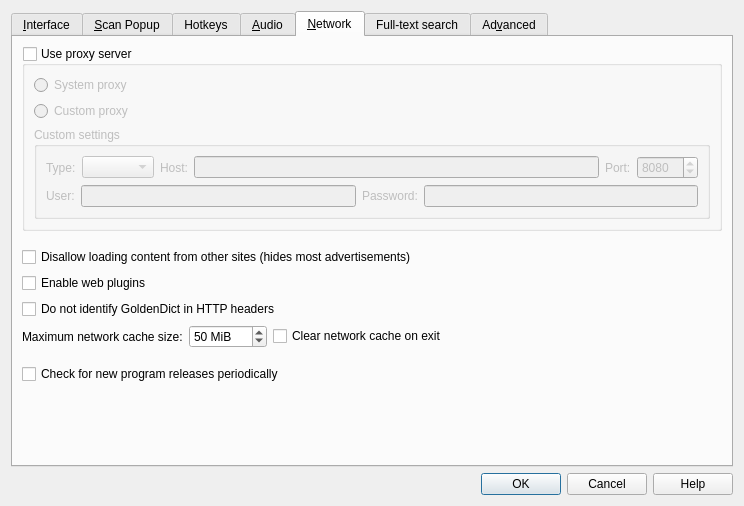
Old version of the form preferences.ui in the repository goldendict/goldendict.
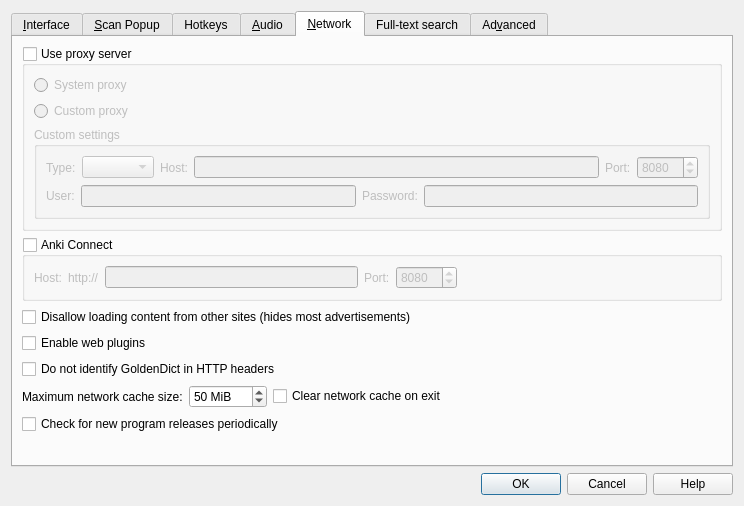
New version of the form. The open tabs and pages were chosen to show the change. Icons and pictures are not drawn. Custom widgets are drawn as their Qt base class.

Commit message: feature: add anki connect configuration

What changed in the file:
```diff
--- a/preferences.ui
+++ b/preferences.ui
@@ -1073,20 +1073,69 @@
         </widget>
        </item>
        <item>
-        <spacer name="verticalSpacer_14">
-         <property name="orientation">
-          <enum>Qt::Vertical</enum>
+        <widget class="QGroupBox" name="useAnkiConnect">
+         <property name="enabled">
+          <bool>true</bool>
          </property>
-         <property name="sizeType">
-          <enum>QSizePolicy::Fixed</enum>
+         <property name="title">
+          <string>Anki Connect</string>
          </property>
-         <property name="sizeHint" stdset="0">
-          <size>
-           <width>20</width>
-           <height>10</height>
-          </size>
+         <property name="checkable">
+          <bool>true</bool>
          </property>
-        </spacer>
+         <property name="checked">
+          <bool>false</bool>
+         </property>
+         <layout class="QHBoxLayout" name="horizontalLayout_17">
+          <item>
+           <widget class="QLabel" name="label_22">
+            <property name="text">
+             <string>Host:</string>
+            </property>
+           </widget>
+          </item>
+          <item>
+           <widget class="QLabel" name="label_24">
+            <property name="text">
+             <string>http://</string>
+            </property>
+           </widget>
+          </item>
+          <item>
+           <widget class="QLineEdit" name="ankiHost"/>
+          </item>
+          <item>
+           <widget class="QLabel" name="label_23">
+            <property name="text">
+             <string>Port:</string>
+            </property>
+           </widget>
+          </item>
+          <item>
+           <widget class="QSpinBox" name="ankiPort">
+            <property name="maximum">
+             <number>65535</number>
+            </property>
+            <property name="value">
+             <number>8080</number>
+            </property>
+           </widget>
+          </item>
+          <item>
+           <spacer name="horizontalSpacer_16">
+            <property name="orientation">
+             <enum>Qt::Horizontal</enum>
+            </property>
+            <property name="sizeHint" stdset="0">
+             <size>
+              <width>40</width>
+              <height>20</height>
+             </size>
+            </property>
+           </spacer>
+          </item>
+         </layout>
+        </widget>
        </item>
        <item>
         <widget class="QCheckBox" name="disallowContentFromOtherSites">
@@ -1176,22 +1225,6 @@
          </item>
         </layout>
        </item>
-       <item>
-        <spacer name="verticalSpacer_10">
-         <property name="orientation">
-          <enum>Qt::Vertical</enum>
-         </property>
-         <property name="sizeType">
-          <enum>QSizePolicy::Fixed</enum>
-         </property>
-         <property name="sizeHint" stdset="0">
-          <size>
-           <width>20</width>
-           <height>10</height>
-          </size>
-         </property>
-        </spacer>
-       </item>
        <item>
         <widget class="QCheckBox" name="checkForNewReleases">
          <property name="toolTip">
```
Left out of the diff: 8 changed lines with no effect on the pictures. The commit also changes 3 other files.
